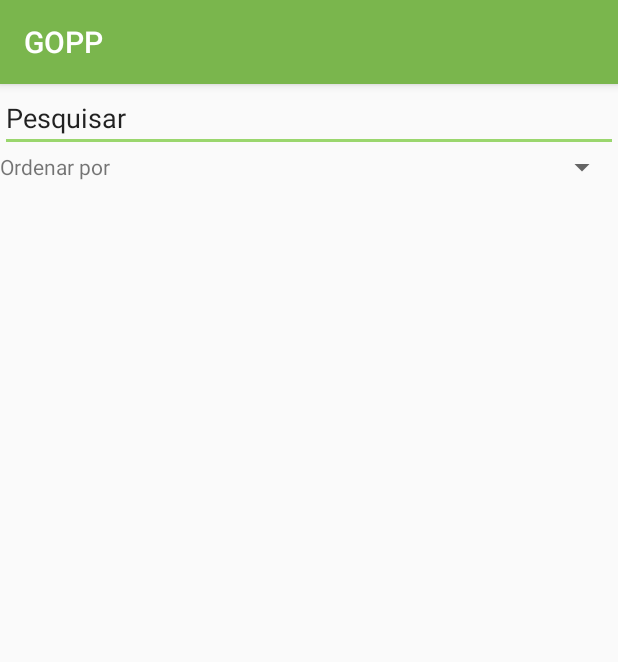
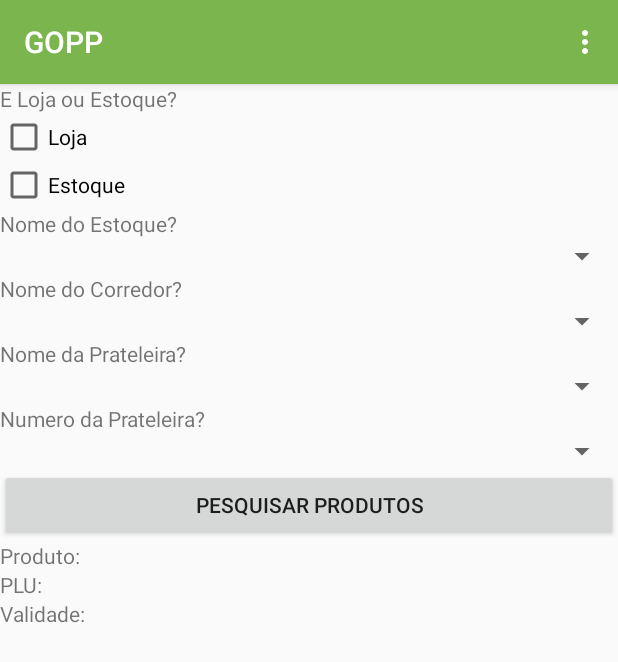
Before and after one commit to ErickjrSantos/GOPP, an Android app: the MainActivity screen opened directly, with no data from a screen before it, in the side drawer, after a tap on "Gestão de Validade", on a phone screen of 412 x 824 dp. Shown: the top 662 px of the screen. Run offline under Robolectric (Android 15) with nearby library versions, the phone set to English and light mode, and no system bars; 6 statements that could not run were skipped.

Commit message:
Criando Spiners...

```diff
--- a/app/src/main/AndroidManifest.xml
+++ b/app/src/main/AndroidManifest.xml
@@ -27,7 +27,8 @@
             android:label="@string/title_activity_main"
             android:theme="@style/AppTheme.NoActionBar" />
         <activity android:name=".AddressRegisterActivity" />
-        <activity android:name=".ExpirationActivity"></activity>
+        <activity android:name=".ExpirationActivity" />
+        <activity android:name=".SearchAddressActivity"></activity>
     </application>
 
 </manifest>
--- a/app/src/main/java/com/example/admin/estoquescan/MainActivity.java
+++ b/app/src/main/java/com/example/admin/estoquescan/MainActivity.java
@@ -130,7 +130,7 @@ public class MainActivity extends AppCompatActivity
             Intent goToScan = new Intent(this,ScanActivity.class);
             startActivity(goToScan);
         } else if (id == R.id.expiration_management) {
-            Intent goToExpiration = new Intent(this,ExpirationActivity.class);
+            Intent goToExpiration = new Intent(getApplicationContext(), SearchAddressActivity.class);
             startActivity(goToExpiration);
         } else if (id == R.id.nav_slideshow) {
 
--- /dev/null
+++ b/app/src/main/java/com/example/admin/estoquescan/SearchAddressActivity.java
@@ -0,0 +1,106 @@
+package com.example.admin.estoquescan;
+
+import android.content.Intent;
+import android.support.v7.app.AppCompatActivity;
+import android.os.Bundle;
+import android.view.Menu;
+import android.view.MenuItem;
+import android.view.View;
+import android.widget.AdapterView;
+import android.widget.ArrayAdapter;
+import android.widget.Button;
+import android.widget.CheckBox;
+import android.widget.EditText;
+import android.widget.Spinner;
+
+import com.example.admin.estoquescan.Connection.ConnectionCadastro;
+
+import org.json.JSONException;
+import org.json.JSONObject;
+
+import java.util.ArrayList;
+import java.util.List;
+import java.util.zip.Inflater;
+
+public class SearchAddressActivity extends AppCompatActivity implements AdapterView.OnItemSelectedListener {
+
+    int txtTipo = 2;
+    Spinner spnNomeEstoque;
+    Spinner spnCorredor;
+    Spinner spnPrateleira;
+    Spinner spnNumeroPrateleira;
+
+    @Override
+    protected void onCreate(Bundle savedInstanceState) {
+        super.onCreate(savedInstanceState);
+        setContentView(R.layout.activity_search_address);
+
+        final CheckBox tipoLoja = (CheckBox) findViewById(R.id.lojaBox);
+        final CheckBox tipoEstoque = (CheckBox) findViewById(R.id.estoqueBox);
+
+        addSpinnerEstoque();
+
+        Button BTNPesquisa = (Button) findViewById(R.id.btnPesquisaSearch);
+        BTNPesquisa.setOnClickListener(new View.OnClickListener() {
+            @Override
+            public void onClick(View view) {
+                if (tipoEstoque.isChecked()){
+                    txtTipo = 1;
+                }else if (tipoLoja.isChecked()){
+                    txtTipo = 2;
+                }
+
+
+            }
+        });
+
+
+
+
+    }
+
+    public void addSpinnerEstoque(){
+        spnNomeEstoque = (Spinner) findViewById(R.id.spinner);
+        spnNomeEstoque.setOnItemSelectedListener(this);
+        List<String> estoque = new ArrayList<>();
+        estoque.add("teste");
+        estoque.add("teste");
+        ArrayAdapter<String> adapter = new ArrayAdapter<String>(this, android.R.layout.simple_spinner_item, estoque);
+        adapter.setDropDownViewResource(android.R.layout.simple_spinner_dropdown_item);
+        spnNomeEstoque.setAdapter(adapter);
+
+    }
+
+    @Override
+    public boolean onContextItemSelected(MenuItem item) {
+
+        return super.onContextItemSelected(item);
+    }
+
+    @Override
+    public boolean onCreateOptionsMenu(Menu menu) {
+        getMenuInflater().inflate(R.menu.search_main_menu, menu);
+        return super.onCreateOptionsMenu(menu);
+    }
+
+    @Override
+    public boolean onOptionsItemSelected(MenuItem item) {
+        int id = item.getItemId();
+        if(id== R.id.item_estoque){
+            Intent goToCadastro = new Intent(getApplicationContext(),AddressRegisterActivity.class);
+            startActivity(goToCadastro);
+            finish();
+        }
+        return super.onOptionsItemSelected(item);
+    }
+
+    @Override
+    public void onItemSelected(AdapterView<?> adapterView, View view, int i, long l) {
+        adapterView.getSelectedItem();
+    }
+
+    @Override
+    public void onNothingSelected(AdapterView<?> adapterView) {
+
+    }
+}
--- a/app/src/main/res/layout/activity_address_register.xml
+++ b/app/src/main/res/layout/activity_address_register.xml
@@ -30,6 +30,12 @@
         android:text="Estoque"
          />
         <TextView
+            android:text="Qual o nome do Estoque? "
+            android:textSize="18dp"
+            />
+        <EditText
+            android:id="@+id/txtnomeEstoque"/>
+        <TextView
             android:text="Qual o corredor? "
             android:textSize="18dp"
             />
--- /dev/null
+++ b/app/src/main/res/layout/activity_search_address.xml
@@ -0,0 +1,100 @@
+<?xml version="1.0" encoding="utf-8"?>
+<LinearLayout
+    xmlns:android="http://schemas.android.com/apk/res/android"
+    xmlns:tools="http://schemas.android.com/tools"
+    android:layout_width="match_parent"
+    android:layout_height="match_parent"
+    android:orientation="vertical"
+    tools:context="com.example.admin.estoquescan.SearchAddressActivity">
+
+
+    <TextView
+        android:id="@+id/txtcheckBoxSearch"
+        android:layout_width="match_parent"
+        android:layout_height="wrap_content"
+        android:text="E Loja ou Estoque?"
+        />
+
+    <CheckBox
+        android:layout_width="match_parent"
+        android:layout_height="wrap_content"
+        android:text="Loja"/>
+
+    <CheckBox
+        android:layout_width="match_parent"
+        android:layout_height="wrap_content"
+        android:text="Estoque"/>
+
+
+
+    <TextView
+        android:id="@+id/txtEstoqueSearch"
+        android:layout_width="match_parent"
+        android:layout_height="wrap_content"
+        android:text="Nome do Estoque?"
+         />
+
+    <Spinner
+        android:id="@+id/spinnerEstoqueSearch"
+        android:layout_width="match_parent"
+        android:layout_height="wrap_content"
+        />
+
+    <TextView
+        android:id="@+id/txtCorredorSearch"
+        android:layout_width="match_parent"
+        android:layout_height="wrap_content"
+        android:text="Nome do Corredor?"
+        />
+
+    <Spinner
+        android:id="@+id/spinnerCorredorSearch"
+        android:layout_width="match_parent"
+        android:layout_height="wrap_content"
+        />
+    <TextView
+        android:id="@+id/txtPrateleiraSearch"
+        android:layout_width="match_parent"
+        android:layout_height="wrap_content"
+        android:text="Nome da Prateleira?"
+        />
+
+    <Spinner
+        android:id="@+id/spinnerPrateleiraSearch"
+        android:layout_width="match_parent"
+        android:layout_height="wrap_content"
+        />
+    <TextView
+        android:id="@+id/txtNumeroPrateleiraSearch"
+        android:layout_width="match_parent"
+        android:layout_height="wrap_content"
+        android:text="Numero da Prateleira?"
+        />
+
+    <Spinner
+        android:id="@+id/spinnerNumeroPrateleiraSearch"
+        android:layout_width="match_parent"
+        android:layout_height="wrap_content"
+        />
+
+
+    <Button
+        android:id="@+id/btnPesquisaSearch"
+        android:layout_width="match_parent"
+        android:layout_height="wrap_content"
+        android:text="Pesquisar produtos"
+        />
+
+    <TextView
+        android:layout_width="match_parent"
+        android:layout_height="wrap_content"
+        android:text="Produto: "/>
+    <TextView
+        android:layout_width="match_parent"
+        android:layout_height="wrap_content"
+        android:text="PLU: "/>
+    <TextView
+        android:layout_width="match_parent"
+        android:layout_height="wrap_content"
+        android:text="Validade: "/>
+</LinearLayout>
--- /dev/null
+++ b/app/src/main/res/menu/search_main_menu.xml
@@ -0,0 +1,9 @@
+<?xml version="1.0" encoding="utf-8"?>
+<menu xmlns:android="http://schemas.android.com/apk/res/android">
+
+    <item
+        android:id="@+id/item_estoque"
+        android:title="Estoque"
+        />
+
+</menu>
```
Also changed, not shown: app/src/main/java/com/example/admin/estoquescan/AddressRegisterActivity.java (+22 -0 lines), app/src/main/java/com/example/admin/estoquescan/Connection/ConnectionCadastro.java (+44 -0 lines).
